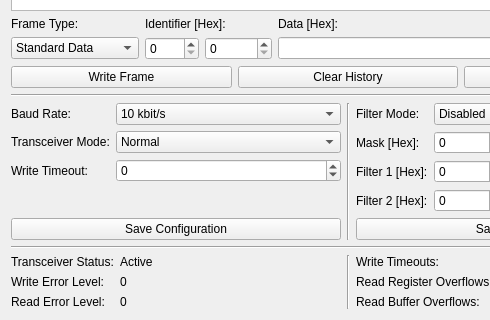
First picture: the form in src/brickv/plugin_system/plugins/can/ui/can.ui, repository Tinkerforge/brickv, before the edit; both pictures show x 0 to 490 and y 208 to 528 of the 696 by 528 pixel window.
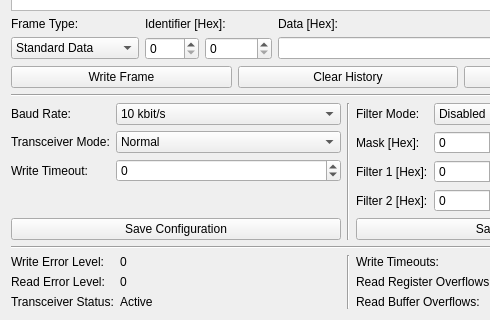
Second picture: the form after the edit. Custom widgets are drawn as their Qt base class.

Commit message: can: Fix error log parameter order

What changed in the file:
```diff
--- a/src/brickv/plugin_system/plugins/can/ui/can.ui
+++ b/src/brickv/plugin_system/plugins/can/ui/can.ui
@@ -536,7 +536,7 @@
     <layout class="QHBoxLayout" name="horizontalLayout_5">
      <item>
       <layout class="QGridLayout" name="gridLayout_4">
-       <item row="2" column="0">
+       <item row="1" column="0">
         <widget class="QLabel" name="label_8">
          <property name="text">
           <string>Read Error Level:</string>
@@ -544,13 +544,6 @@
         </widget>
        </item>
        <item row="0" column="0">
-        <widget class="QLabel" name="label_9">
-         <property name="text">
-          <string>Transceiver Status:</string>
-         </property>
-        </widget>
-       </item>
-       <item row="1" column="0">
         <widget class="QLabel" name="label_10">
          <property name="text">
           <string>Write Error Level:</string>
@@ -558,6 +551,27 @@
         </widget>
        </item>
        <item row="0" column="1">
+        <widget class="QLabel" name="label_write_error_level">
+         <property name="text">
+          <string>0</string>
+         </property>
+        </widget>
+       </item>
+       <item row="1" column="1">
+        <widget class="QLabel" name="label_read_error_level">
+         <property name="text">
+          <string>0</string>
+         </property>
+        </widget>
+       </item>
+       <item row="2" column="0">
+        <widget class="QLabel" name="label_9">
+         <property name="text">
+          <string>Transceiver Status:</string>
+         </property>
+        </widget>
+       </item>
+       <item row="2" column="1">
         <widget class="QLabel" name="label_transceiver_status">
          <property name="sizePolicy">
           <sizepolicy hsizetype="Preferred" vsizetype="Preferred">
@@ -570,20 +584,6 @@
          </property>
         </widget>
        </item>
-       <item row="1" column="1">
-        <widget class="QLabel" name="label_write_error_level">
-         <property name="text">
-          <string>0</string>
-         </property>
-        </widget>
-       </item>
-       <item row="2" column="1">
-        <widget class="QLabel" name="label_read_error_level">
-         <property name="text">
-          <string>0</string>
-         </property>
-        </widget>
-       </item>
       </layout>
      </item>
      <item>
```
The commit also changes 2 other files.
